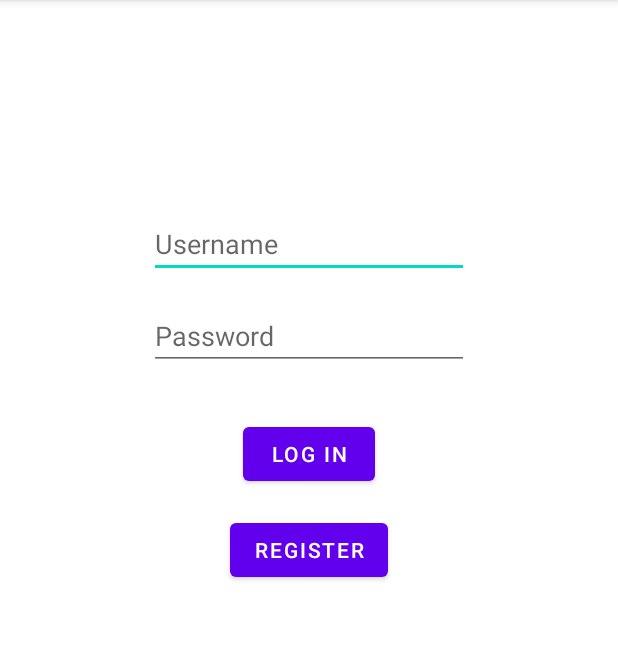
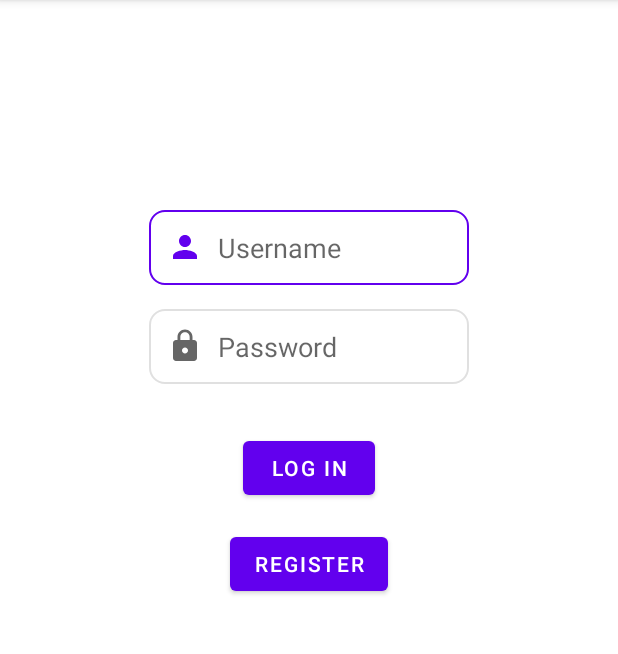
Before and after one commit to adnan-mujagic/catjam2.0, an Android app: the screen it shows after launch (LoginActivity), on a phone screen of 412 x 824 dp, the part 84-738 px from its top. Run offline under Robolectric (Android 15) with nearby library versions, the phone set to English and light mode, and no system bars; our stand-ins replace Firebase (no records; nobody signed in at launch, a user with empty details on screens opened directly).

Commit message:
login screen UI improvements

```diff
--- /dev/null
+++ b/app/src/main/res/drawable/custom_input.xml
@@ -0,0 +1,20 @@
+<?xml version="1.0" encoding="utf-8"?>
+<selector xmlns:android="http://schemas.android.com/apk/res/android">
+    <item android:state_enabled="true" android:state_focused="true">
+        <shape android:shape="rectangle">
+            <solid android:color="@color/white"/>
+            <corners android:radius="10dp"/>
+            <stroke android:color="@color/design_default_color_primary" android:width="1dp"/>
+        </shape>
+    </item>
+
+    <item android:state_enabled="true">
+        <shape android:shape="rectangle">
+            <solid android:color="@color/white"/>
+            <corners android:radius="10dp"/>
+            <stroke android:color="@color/common_google_signin_btn_text_light_disabled" android:width="1dp"/>
+        </shape>
+    </item>
+
+
+</selector>
--- /dev/null
+++ b/app/src/main/res/drawable/custom_lock_icon.xml
@@ -0,0 +1,5 @@
+<?xml version="1.0" encoding="utf-8"?>
+<selector xmlns:android="http://schemas.android.com/apk/res/android">
+    <item android:state_focused="true" android:drawable="@drawable/ic_baseline_lock_24_focused"/>
+    <item android:state_focused="false" android:drawable="@drawable/ic_baseline_lock_24"/>
+</selector>
--- /dev/null
+++ b/app/src/main/res/drawable/custom_person_icon.xml
@@ -0,0 +1,5 @@
+<?xml version="1.0" encoding="utf-8"?>
+<selector xmlns:android="http://schemas.android.com/apk/res/android">
+    <item android:state_focused="true" android:drawable="@drawable/ic_baseline_person_24_focused"/>
+    <item android:state_focused="false" android:drawable="@drawable/ic_baseline_person_24"/>
+</selector>
--- /dev/null
+++ b/app/src/main/res/drawable/ic_baseline_email_24.xml
@@ -0,0 +1,10 @@
+<vector xmlns:android="http://schemas.android.com/apk/res/android"
+    android:width="24dp"
+    android:height="24dp"
+    android:viewportWidth="24"
+    android:viewportHeight="24"
+    android:tint="?attr/colorControlNormal">
+  <path
+      android:fillColor="@android:color/white"
+      android:pathData="M20,4L4,4c-1.1,0 -1.99,0.9 -1.99,2L2,18c0,1.1 0.9,2 2,2h16c1.1,0 2,-0.9 2,-2L22,6c0,-1.1 -0.9,-2 -2,-2zM20,8l-8,5 -8,-5L4,6l8,5 8,-5v2z"/>
+</vector>
--- /dev/null
+++ b/app/src/main/res/drawable/ic_baseline_lock_24.xml
@@ -0,0 +1,10 @@
+<vector xmlns:android="http://schemas.android.com/apk/res/android"
+    android:width="24dp"
+    android:height="24dp"
+    android:viewportWidth="24"
+    android:viewportHeight="24"
+    android:tint="?attr/colorControlNormal">
+  <path
+      android:fillColor="@android:color/darker_gray"
+      android:pathData="M18,8h-1L17,6c0,-2.76 -2.24,-5 -5,-5S7,3.24 7,6v2L6,8c-1.1,0 -2,0.9 -2,2v10c0,1.1 0.9,2 2,2h12c1.1,0 2,-0.9 2,-2L20,10c0,-1.1 -0.9,-2 -2,-2zM12,17c-1.1,0 -2,-0.9 -2,-2s0.9,-2 2,-2 2,0.9 2,2 -0.9,2 -2,2zM15.1,8L8.9,8L8.9,6c0,-1.71 1.39,-3.1 3.1,-3.1 1.71,0 3.1,1.39 3.1,3.1v2z"/>
+</vector>
--- /dev/null
+++ b/app/src/main/res/drawable/ic_baseline_lock_24_focused.xml
@@ -0,0 +1,9 @@
+<vector xmlns:android="http://schemas.android.com/apk/res/android"
+    android:width="24dp"
+    android:height="24dp"
+    android:viewportWidth="24"
+    android:viewportHeight="24">
+  <path
+      android:fillColor="@color/purple_500"
+      android:pathData="M18,8h-1L17,6c0,-2.76 -2.24,-5 -5,-5S7,3.24 7,6v2L6,8c-1.1,0 -2,0.9 -2,2v10c0,1.1 0.9,2 2,2h12c1.1,0 2,-0.9 2,-2L20,10c0,-1.1 -0.9,-2 -2,-2zM12,17c-1.1,0 -2,-0.9 -2,-2s0.9,-2 2,-2 2,0.9 2,2 -0.9,2 -2,2zM15.1,8L8.9,8L8.9,6c0,-1.71 1.39,-3.1 3.1,-3.1 1.71,0 3.1,1.39 3.1,3.1v2z"/>
+</vector>
--- /dev/null
+++ b/app/src/main/res/drawable/ic_baseline_person_24.xml
@@ -0,0 +1,10 @@
+<vector xmlns:android="http://schemas.android.com/apk/res/android"
+    android:width="24dp"
+    android:height="24dp"
+    android:viewportWidth="24"
+    android:viewportHeight="24"
+    android:tint="?attr/colorControlNormal">
+  <path
+      android:fillColor="@android:color/darker_gray"
+      android:pathData="M12,12c2.21,0 4,-1.79 4,-4s-1.79,-4 -4,-4 -4,1.79 -4,4 1.79,4 4,4zM12,14c-2.67,0 -8,1.34 -8,4v2h16v-2c0,-2.66 -5.33,-4 -8,-4z"/>
+</vector>
--- /dev/null
+++ b/app/src/main/res/drawable/ic_baseline_person_24_focused.xml
@@ -0,0 +1,9 @@
+<vector xmlns:android="http://schemas.android.com/apk/res/android"
+    android:width="24dp"
+    android:height="24dp"
+    android:viewportWidth="24"
+    android:viewportHeight="24">
+  <path
+      android:fillColor="@color/purple_500"
+      android:pathData="M12,12c2.21,0 4,-1.79 4,-4s-1.79,-4 -4,-4 -4,1.79 -4,4 1.79,4 4,4zM12,14c-2.67,0 -8,1.34 -8,4v2h16v-2c0,-2.66 -5.33,-4 -8,-4z"/>
+</vector>
--- a/app/src/main/res/layout/activity_login.xml
+++ b/app/src/main/res/layout/activity_login.xml
@@ -9,14 +9,21 @@
     <EditText
         android:id="@+id/username"
         android:layout_width="wrap_content"
-        android:layout_height="wrap_content"
+        android:layout_height="50dp"
         android:layout_marginTop="140dp"
+        android:background="@drawable/custom_input"
+        android:drawableStart="@drawable/custom_person_icon"
+        android:drawableLeft="@drawable/ic_baseline_person_24"
+        android:drawablePadding="10dp"
+        android:paddingStart="12dp"
+        android:paddingEnd="12dp"
         android:ems="10"
         android:hint="Username"
         android:inputType="textPersonName"
         app:layout_constraintEnd_toEndOf="parent"
         app:layout_constraintStart_toStartOf="parent"
-        app:layout_constraintTop_toTopOf="parent" />
+        app:layout_constraintTop_toTopOf="parent"
+        android:paddingLeft="12dp" />
 
     <Button
         android:id="@+id/login"
@@ -24,10 +31,11 @@
         android:layout_height="wrap_content"
         android:layout_marginTop="32dp"
         android:onClick="login"
+        android:drawablePadding="16dp"
         android:text="Log In"
         app:layout_constraintEnd_toEndOf="parent"
         app:layout_constraintStart_toStartOf="parent"
-        app:layout_constraintTop_toBottomOf="@+id/password" />
+        app:layout_constraintTop_toBottomOf="@+id/password"/>
 
     <Button
         android:id="@+id/register"
@@ -43,9 +51,15 @@
     <EditText
         android:id="@+id/password"
         android:layout_width="wrap_content"
-        android:layout_height="wrap_content"
+        android:layout_height="50dp"
         android:layout_marginTop="16dp"
+        android:background="@drawable/custom_input"
+        android:drawableStart="@drawable/custom_lock_icon"
+        android:drawableLeft="@drawable/ic_baseline_lock_24"
+        android:drawablePadding="10dp"
         android:ems="10"
+        android:paddingStart="12dp"
+        android:paddingEnd="12dp"
         android:hint="Password"
         android:inputType="textPassword"
         app:layout_constraintEnd_toEndOf="parent"
```
